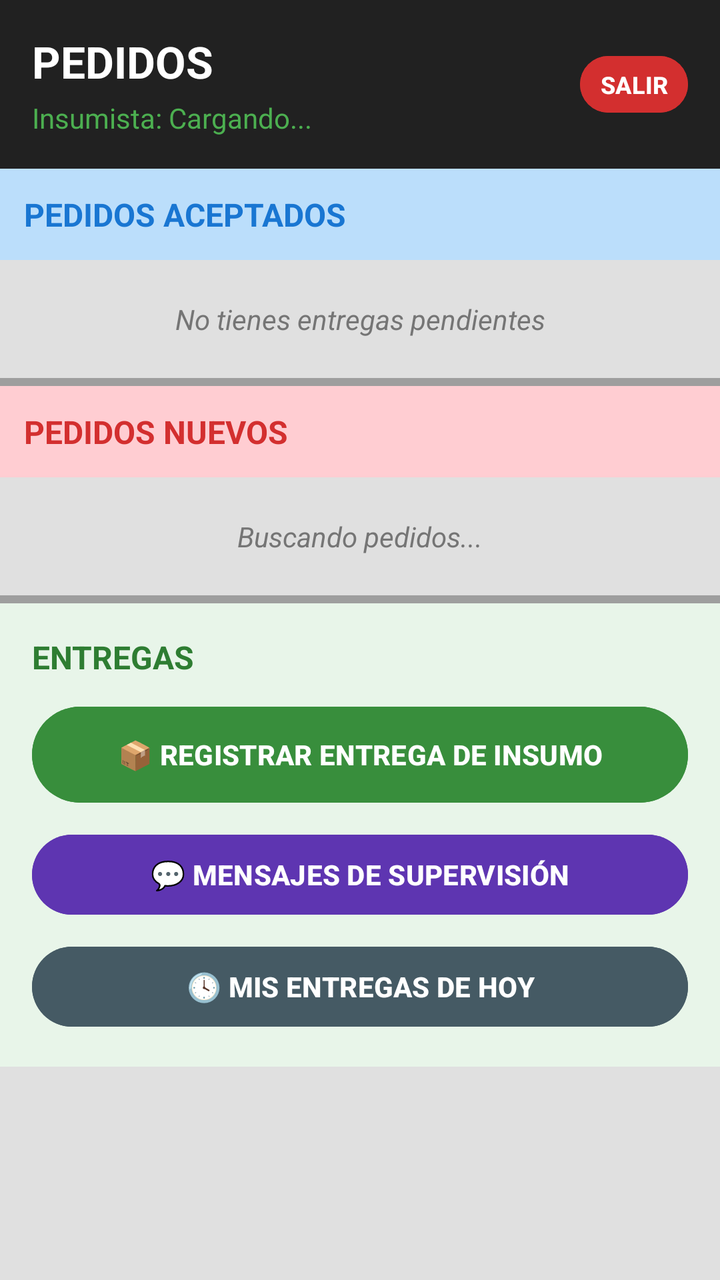
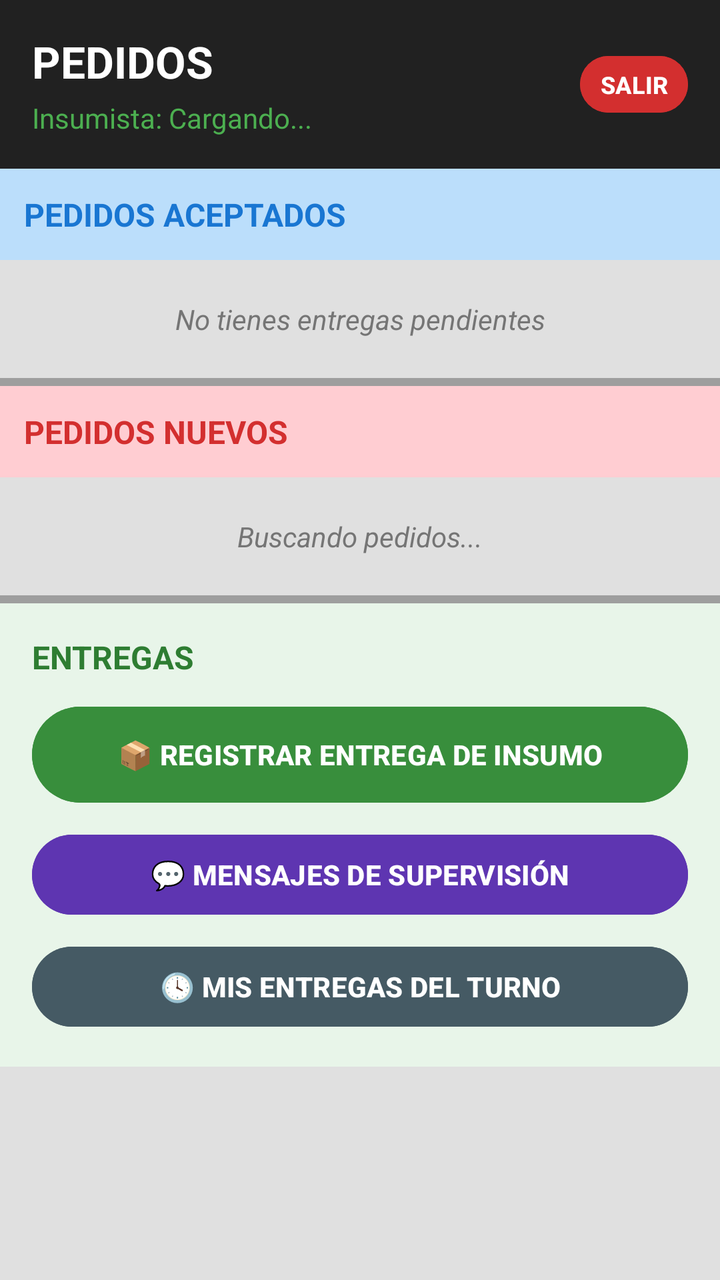

The first picture is an Android layout as it rendered before a commit; the second is the same layout after the commit. The layout source and the unified diff follow.
<!-- AndroidManifest.xml: application theme Theme.Controller -->
<!-- res/layout/activity_bandeja_insumos.xml -->
<?xml version="1.0" encoding="utf-8"?>
<LinearLayout xmlns:android="http://schemas.android.com/apk/res/android"
    android:layout_width="match_parent"
    android:layout_height="match_parent"
    android:orientation="vertical"
    android:background="#E0E0E0"
    android:fitsSystemWindows="true">

    <LinearLayout
        android:layout_width="match_parent"
        android:layout_height="wrap_content"
        android:background="#212121"
        android:padding="16dp"
        android:orientation="horizontal"
        android:gravity="center_vertical">
        <LinearLayout
            android:layout_width="0dp"
            android:layout_height="wrap_content"
            android:layout_weight="1"
            android:orientation="vertical">
            <TextView
                android:layout_width="wrap_content"
                android:layout_height="wrap_content"
                android:text="PEDIDOS"
                android:textColor="#FFFFFF"
                android:textSize="22sp"
                android:textStyle="bold"/>
            <TextView
                android:id="@+id/tvUsuarioLogueado"
                android:layout_width="wrap_content"
                android:layout_height="wrap_content"
                android:text="Insumista: Cargando..."
                android:textColor="#4CAF50"
                android:textSize="14sp"
                android:layout_marginTop="4dp"/>
        </LinearLayout>
        <Button
            android:id="@+id/btnCerrarSesion"
            android:layout_width="wrap_content"
            android:layout_height="wrap_content"
            android:minHeight="0dp"
            android:minWidth="0dp"
            android:paddingHorizontal="10dp"
            android:text="SALIR"
            android:textSize="12sp"
            android:backgroundTint="#D32F2F"
            android:textColor="#FFFFFF"
            android:textStyle="bold"/>
    </LinearLayout>

    <androidx.core.widget.NestedScrollView
        android:layout_width="match_parent"
        android:layout_height="match_parent"
        android:fillViewport="true">

        <LinearLayout
            android:layout_width="match_parent"
            android:layout_height="wrap_content"
            android:orientation="vertical">

            <TextView
                android:layout_width="match_parent"
                android:layout_height="wrap_content"
                android:text="PEDIDOS ACEPTADOS"
                android:textColor="#1976D2"
                android:textStyle="bold"
                android:padding="12dp"
                android:textSize="16sp"
                android:background="#BBDEFB"/>

            <TextView
                android:id="@+id/tvSinAsignados"
                android:layout_width="match_parent"
                android:layout_height="wrap_content"
                android:text="No tienes entregas pendientes"
                android:gravity="center"
                android:padding="20dp"
                android:textStyle="italic"
                android:textColor="#757575"/>

            <androidx.recyclerview.widget.RecyclerView
                android:id="@+id/rvAsignados"
                android:layout_width="match_parent"
                android:layout_height="wrap_content"
                android:nestedScrollingEnabled="false" /> <View
            android:layout_width="match_parent"
            android:layout_height="4dp"
            android:background="#9E9E9E"/>

            <TextView
                android:layout_width="match_parent"
                android:layout_height="wrap_content"
                android:text="PEDIDOS NUEVOS"
                android:textColor="#D32F2F"
                android:textStyle="bold"
                android:padding="12dp"
                android:textSize="16sp"
                android:background="#FFCDD2"/>

            <TextView
                android:id="@+id/tvSinPedidos"
                android:layout_width="match_parent"
                android:layout_height="wrap_content"
                android:text="Buscando pedidos..."
                android:gravity="center"
                android:padding="20dp"
                android:textStyle="italic"
                android:textColor="#757575"/>

            <androidx.recyclerview.widget.RecyclerView
                android:id="@+id/rvPedidos"
                android:layout_width="match_parent"
                android:layout_height="wrap_content"
                android:nestedScrollingEnabled="false" />

            <View
                android:layout_width="match_parent"
                android:layout_height="4dp"
                android:background="#9E9E9E"/>

            <LinearLayout
                android:layout_width="match_parent"
                android:layout_height="wrap_content"
                android:background="#E8F5E9"
                android:padding="16dp"
                android:orientation="vertical">

                <TextView
                    android:layout_width="match_parent"
                    android:layout_height="wrap_content"
                    android:text="ENTREGAS"
                    android:textColor="#2E7D32"
                    android:textStyle="bold"
                    android:textSize="16sp"
                    android:layout_marginBottom="10dp"/>

                <Button
                    android:id="@+id/btnEntregarInsumo"
                    android:layout_width="match_parent"
                    android:layout_height="56dp"
                    android:text="📦 REGISTRAR ENTREGA DE INSUMO"
                    android:textColor="#FFFFFF"
                    android:textStyle="bold"
                    android:backgroundTint="#388E3C"/>

                <Button
                    android:id="@+id/btnMensajesBodega"
                    android:layout_width="match_parent"
                    android:layout_height="48dp"
                    android:layout_marginTop="8dp"
                    android:text="💬 MENSAJES DE SUPERVISIÓN"
                    android:textColor="#FFFFFF"
                    android:textStyle="bold"
                    android:backgroundTint="#5E35B1"/>

                <Button
                    android:id="@+id/btnHistorialEntregas"
                    android:layout_width="match_parent"
                    android:layout_height="48dp"
                    android:layout_marginTop="8dp"
                    android:text="🕓 MIS ENTREGAS DE HOY"
                    android:textColor="#FFFFFF"
                    android:textStyle="bold"
                    android:backgroundTint="#455A64"/>
            </LinearLayout>

        </LinearLayout>
    </androidx.core.widget.NestedScrollView>

</LinearLayout>
<!-- resources referenced by this layout -->
<resources>
  <style name="Theme.Controller" parent="Base.Theme.Controller" />
  <style name="Base.Theme.Controller" parent="Theme.Material3.DayNight.NoActionBar">
          
          
      </style>
</resources>

<!-- the commit's change to res/layout/activity_bandeja_insumos.xml (unified diff, before → after) -->
@@ -158,7 +158,7 @@
                     android:layout_width="match_parent"
                     android:layout_height="48dp"
                     android:layout_marginTop="8dp"
-                    android:text="🕓 MIS ENTREGAS DE HOY"
+                    android:text="🕓 MIS ENTREGAS DEL TURNO"
                     android:textColor="#FFFFFF"
                     android:textStyle="bold"
                     android:backgroundTint="#455A64"/>
